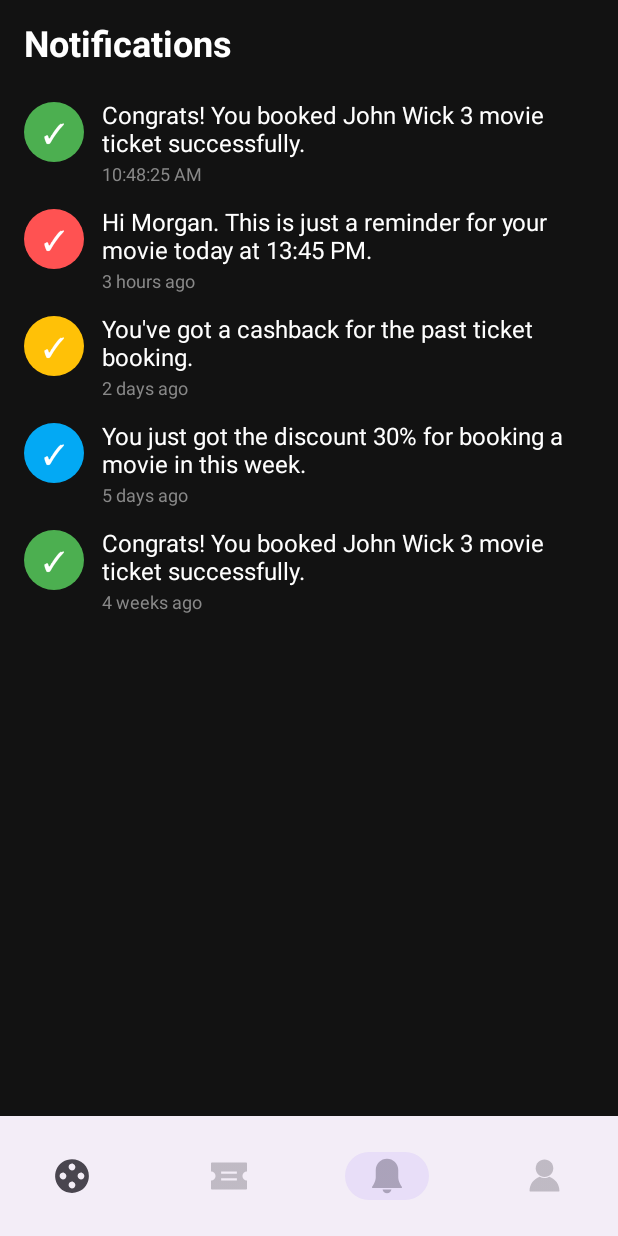
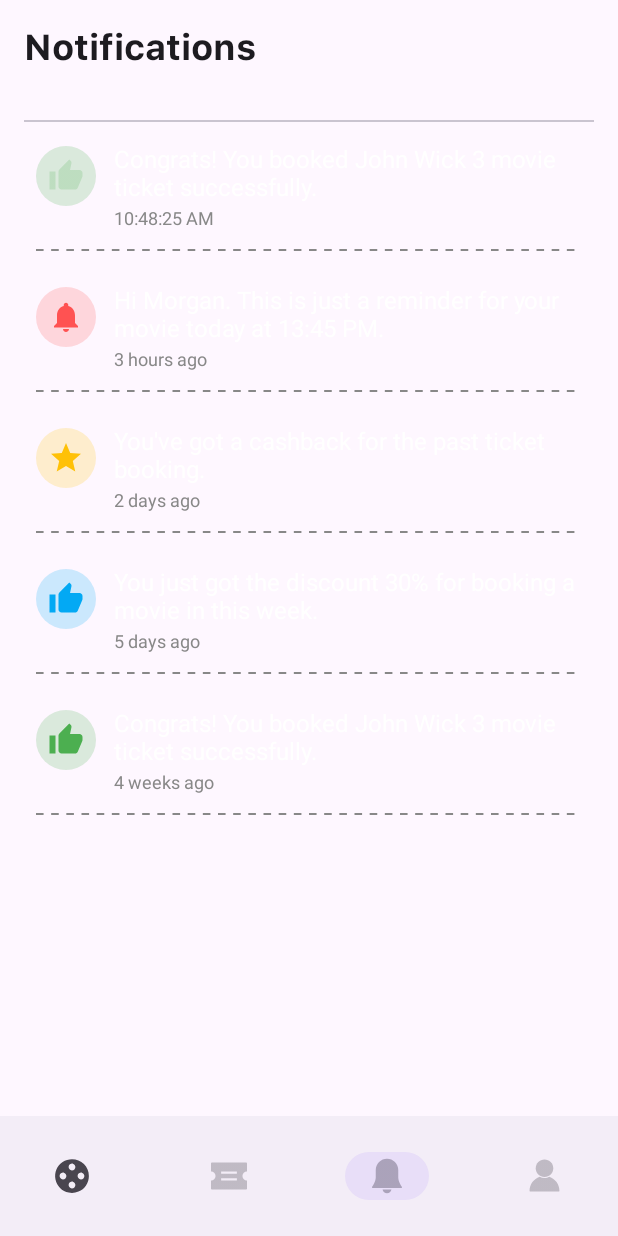
Before and after one commit to yasir-ghafar/Cinemy, an Android app built with Jetpack Compose: the screen it shows after launch (MainActivity), item 3 of the bottom bar chosen, on a phone screen of 412 x 824 dp. Run offline under Robolectric (Android 15) with nearby library versions, the phone set to English and light mode, and no system bars; our stand-ins replace Dagger/Hilt's generated code, accompanist, paging.

Commit message:
Notification Screen UI improvements.

```diff
--- a/app/src/main/java/com/techlads/cinemy/presentation/screens/notifications/NotificationScreen.kt
+++ b/app/src/main/java/com/techlads/cinemy/presentation/screens/notifications/NotificationScreen.kt
@@ -14,42 +14,63 @@ import androidx.compose.foundation.layout.size
 import androidx.compose.foundation.layout.width
 import androidx.compose.foundation.shape.CircleShape
 import androidx.compose.material.Text
+import androidx.compose.material.icons.Icons
+import androidx.compose.material.icons.filled.Notifications
+import androidx.compose.material.icons.filled.Star
+import androidx.compose.material.icons.filled.ThumbUp
+import androidx.compose.material3.Divider
+import androidx.compose.material3.Icon
+import androidx.compose.material3.Scaffold
 import androidx.compose.runtime.Composable
 import androidx.compose.ui.Alignment
 import androidx.compose.ui.Modifier
+import androidx.compose.ui.geometry.Offset
+import androidx.compose.ui.geometry.Rect
+import androidx.compose.ui.geometry.Size
 import androidx.compose.ui.graphics.Color
+import androidx.compose.ui.graphics.Outline
+import androidx.compose.ui.graphics.Path
+import androidx.compose.ui.graphics.Shape
+import androidx.compose.ui.graphics.vector.ImageVector
 import androidx.compose.ui.text.font.FontWeight
-import androidx.compose.ui.text.style.TextAlign
 import androidx.compose.ui.text.style.TextOverflow
+import androidx.compose.ui.unit.Density
+import androidx.compose.ui.unit.Dp
+import androidx.compose.ui.unit.LayoutDirection
 
 import androidx.compose.ui.unit.dp
 import androidx.compose.ui.unit.sp
+import com.techlads.cinemy.presentation.components.CinemyTopAppBar
+import kotlin.math.roundToInt
 
 @Composable
 fun NotificationsScreen() {
+
+
+    Scaffold(
+        topBar = {
+            CinemyTopAppBar(
+                title = "Notifications",
+                showBackButton = false
+            )
+        }
+    ) {innerPadding ->
         Column(
-        modifier = Modifier.fillMaxSize(),
+            modifier = Modifier
+                .fillMaxSize()
+                .padding(innerPadding),
             horizontalAlignment = Alignment.CenterHorizontally,
             verticalArrangement = Arrangement.Center
         ) {
             Column(
                 modifier = Modifier
                     .fillMaxSize()
-                .background(Color(0xFF121212))
                     .padding(16.dp)
             ) {
-            Text(
-                text = "Notifications",
-                color = Color.White,
-                fontSize = 24.sp,
-                fontWeight = FontWeight.Bold,
-                modifier = Modifier.padding(bottom = 16.dp)
-            )
-
-
-
+                Divider()
                 NotificationItem(
-                iconBackground = Color(0xFF4CAF50),
+                    icon = Icons.Default.ThumbUp,
+                    iconBackground = Color(0xFF4CAF50).copy(.2f),
                     title = "Congrats! You booked John Wick 3 movie ticket successfully.",
                     timestamp = "10:48:25 AM"
                 )
@@ -57,33 +78,40 @@ fun NotificationsScreen() {
                 NotificationItem(
                     iconBackground = Color(0xFFFF5252),
                     title = "Hi Morgan. This is just a reminder for your movie today at 13:45 PM.",
-                timestamp = "3 hours ago"
+                    timestamp = "3 hours ago",
+                    icon = Icons.Default.Notifications
                 )
-
                 NotificationItem(
                     iconBackground = Color(0xFFFFC107),
                     title = "You've got a cashback for the past ticket booking.",
-                timestamp = "2 days ago"
+                    timestamp = "2 days ago",
+                    icon = Icons.Default.Star
                 )
-
                 NotificationItem(
                     iconBackground = Color(0xFF03A9F4),
                     title = "You just got the discount 30% for booking a movie in this week.",
-                timestamp = "5 days ago"
+                    timestamp = "5 days ago",
+                    icon = Icons.Default.ThumbUp
                 )
-
                 NotificationItem(
                     iconBackground = Color(0xFF4CAF50),
                     title = "Congrats! You booked John Wick 3 movie ticket successfully.",
-                timestamp = "4 weeks ago"
+                    timestamp = "4 weeks ago",
+                    icon = Icons.Default.ThumbUp
                 )
             }
         }
     }
 
+}
+
 
 @Composable
-fun NotificationItem(iconBackground: Color, title: String, timestamp: String) {
+fun NotificationItem(iconBackground: Color, title: String, timestamp: String, icon: ImageVector) {
+    Column(
+        modifier = Modifier
+            .padding(8.dp)
+    ) {
         Row(
             modifier = Modifier
                 .fillMaxWidth()
@@ -92,14 +120,13 @@ fun NotificationItem(iconBackground: Color, title: String, timestamp: String) {
             Box(
                 modifier = Modifier
                     .size(40.dp)
-                .background(iconBackground, shape = CircleShape),
+                    .background(iconBackground.copy(0.2f), shape = CircleShape),
                 contentAlignment = Alignment.Center
             ) {
-            Text(
-                text = "✓",
-                color = Color.White,
-                fontSize = 18.sp,
-                textAlign = TextAlign.Center
+                Icon(
+                    icon,
+                    contentDescription = "notif_icon",
+                    tint = iconBackground
                 )
             }
 
@@ -122,4 +149,37 @@ fun NotificationItem(iconBackground: Color, title: String, timestamp: String) {
                 )
             }
         }
+        Spacer(modifier = Modifier.height(5.dp))
+        Box(
+            Modifier
+                .height(1.dp)
+                .fillMaxWidth()
+                .background(Color.Gray, shape = DottedShape(step = 10.dp))
+        )
     }
+}
+
+
+private data class DottedShape(
+    val step: Dp,
+) : Shape {
+    override fun createOutline(
+        size: Size,
+        layoutDirection: LayoutDirection,
+        density: Density
+    ) = Outline.Generic(Path().apply {
+        val stepPx = with(density) { step.toPx() }
+        val stepsCount = (size.width / stepPx).roundToInt()
+        val actualStep = size.width / stepsCount
+        val dotSize = Size(width = actualStep / 2, height = size.height)
+        for (i in 0 until stepsCount) {
+            addRect(
+                Rect(
+                    offset = Offset(x = i * actualStep, y = 0f),
+                    size = dotSize
+                )
+            )
+        }
+        close()
+    })
+}
--- a/app/src/main/java/com/techlads/cinemy/ui/theme/Color.kt
+++ b/app/src/main/java/com/techlads/cinemy/ui/theme/Color.kt
@@ -14,7 +14,7 @@ private val Teal200 = Color(0xFF03DAC5)
 private val RedDark = Color(0xFFE51937)
 private val SoftRed = Color(0xFFDD454C)
 private val Soft = Color(0xFF2C3F5B)
-private val Black = Color(0xFF0F1B2B)
+private val Black = Color(0xFF000000)
 private val White = Color(0xFFFFFFFF)
 private val Grey = Color(0xFF0F1B2B)
 private val Green = Color(0xFF19E58F)
@@ -37,7 +37,7 @@ internal val LightColorPalette = lightColorScheme(
 data class CinemyColors(
     val default: Color = Color.Unspecified,
     val primaryDark: Color = Soft,
-    val primarySoft: Color = White,
+    val primarySoft: Color = Soft,
     val primaryRed: Color = RedDark,
     val softRed: Color = SoftRed,
     val secondaryRed: Color = SoftRed,
```
Lines whose indentation alone changed are shown as unchanged.
